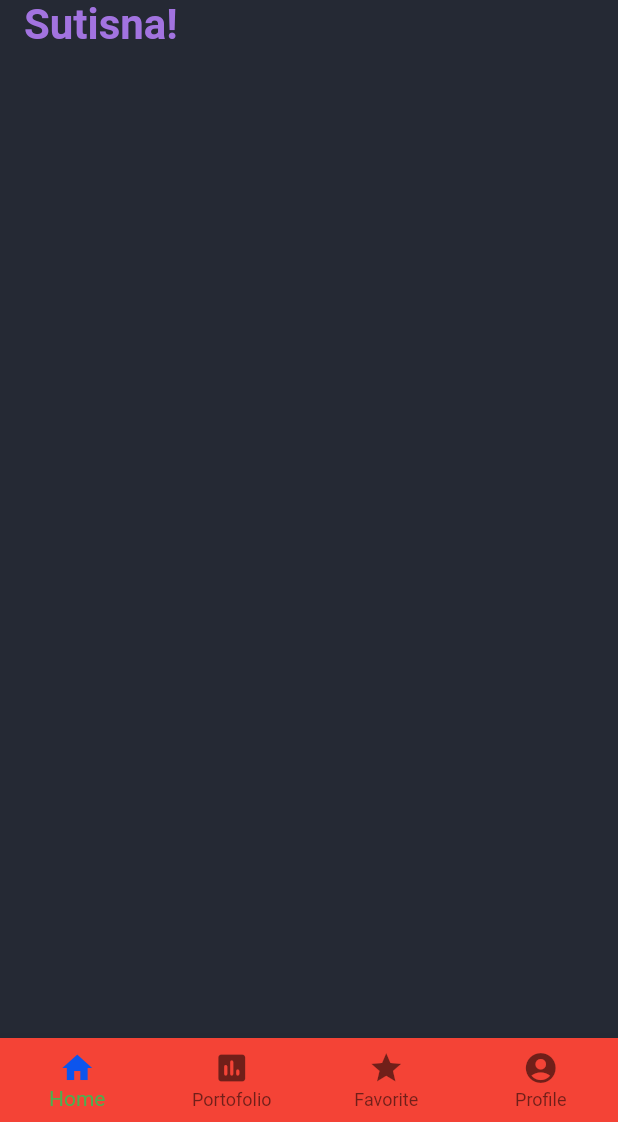
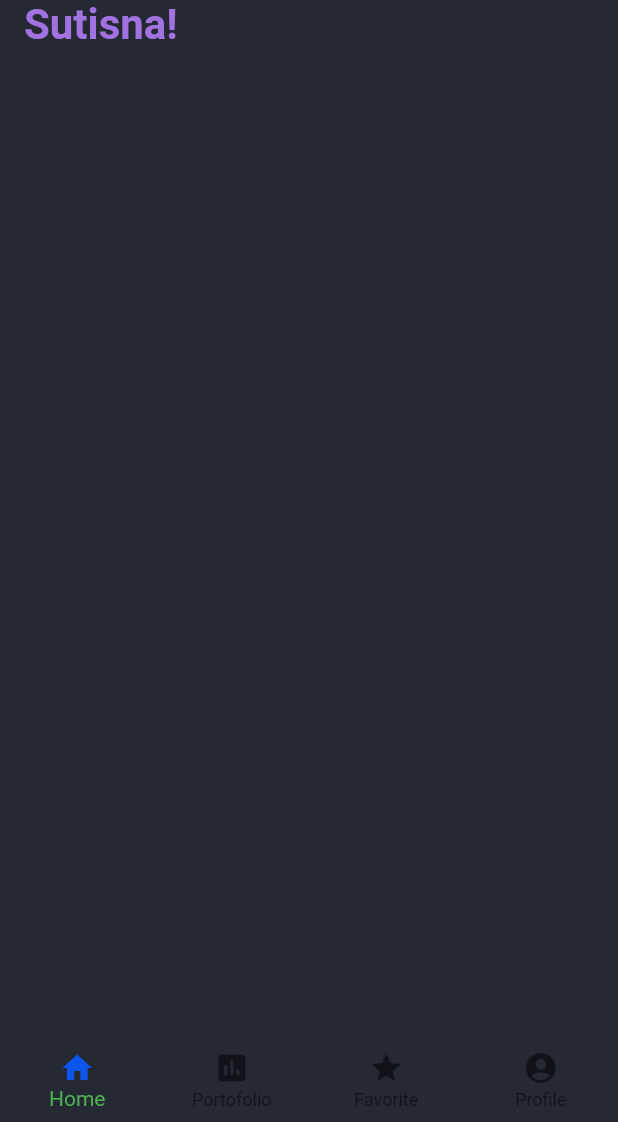
Before and after one commit to RenaldoLouis/flutter_invest_app, a Flutter app: the screen it shows after launch, item 3 of the bottom bar chosen, on a phone screen of 412 x 824 dp, the part 114-1236 px from its top. Run offline on Flutter 3.47's test engine with Material 2 defaults, Android fonts, the light colour scheme and no system bars; our stand-ins replace carousel_slider.

Commit message:
change bottombar color

```diff
--- a/lib/app/main_page.dart
+++ b/lib/app/main_page.dart
@@ -32,7 +32,7 @@ class _mainPageState extends State<mainPage> {
       //   ),
       // ),
       bottomNavigationBar: BottomNavigationBar(
-        backgroundColor: Colors.red,
+        backgroundColor: Color(0xFF252934),
         // fixedColor: Colors.red,
         showSelectedLabels: true,
         showUnselectedLabels: true,
```
